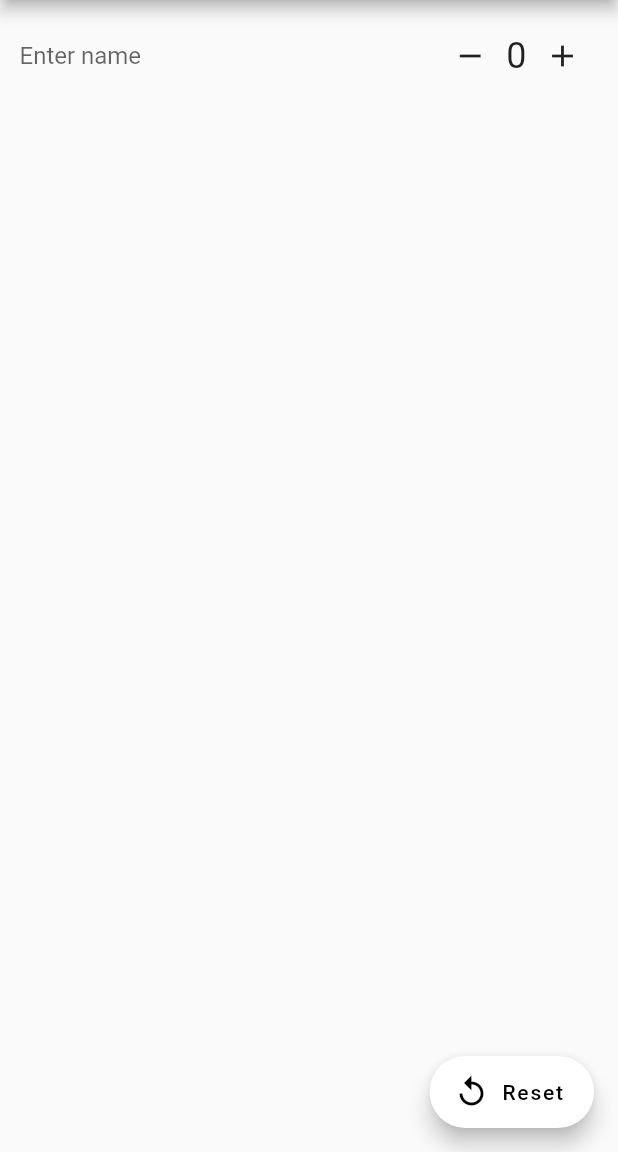
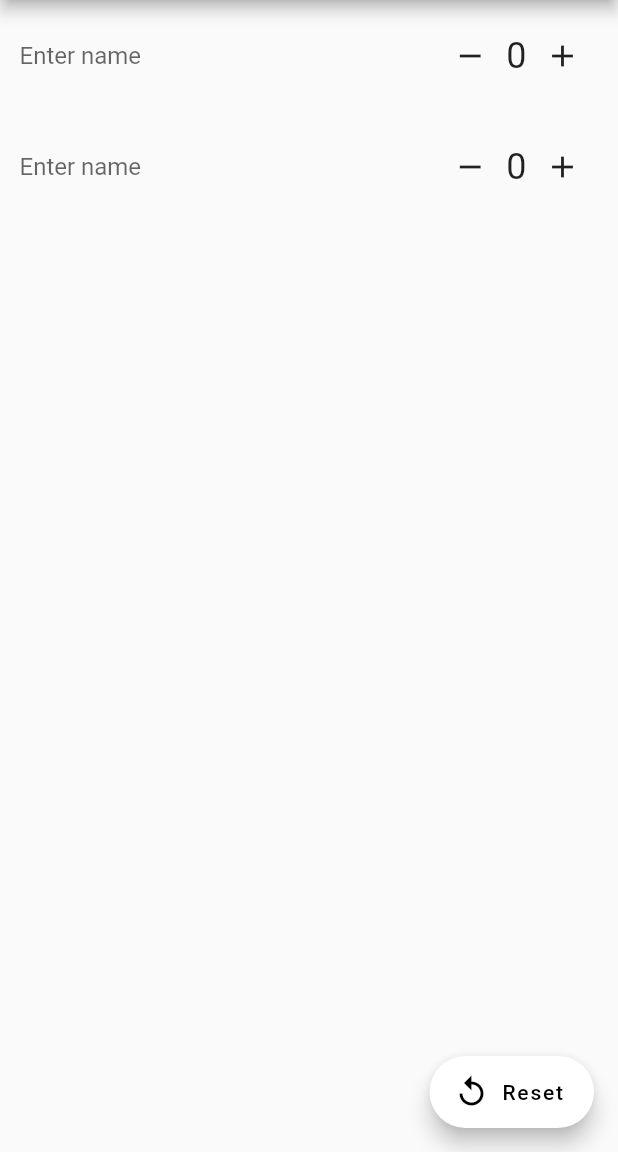
Before and after one commit to LouisWhite15/PingPongScorer, a Flutter app: the Ranking screen opened directly, on a phone screen of 412 x 824 dp, the part 84-1236 px from its top. Run offline on Flutter 3.47's test engine with Material 2 defaults, Android fonts, the phone set to English and light mode, and no system bars; missing offline and left inert: swipedetector.

Commit message:
Made ranking implementation more generic

```diff
--- a/lib/ranking.dart
+++ b/lib/ranking.dart
@@ -13,29 +13,37 @@ class Ranking extends StatefulWidget {
 
 class _RankingState extends State<Ranking>
 {
-  int _playerOne = 0;
+  var _playerScores = [0, 0];
 
-  void _incrementPlayerOne()
+  void _incrementPlayer(int index)
   {
     setState(() {
-      _playerOne++;
+      _playerScores[index]++;
     });
   }
 
-  void _decrementPlayerOne()
+  void _decrementPlayer(int index)
   {
     setState(() {
-      if (_playerOne == 0)
+      if (_playerScores[index] == 0)
         return;
-      _playerOne--;
+      _playerScores[index]--;
     });
   }
 
   void _reset()
   {
     setState(() {
-      _playerOne = 0;
+      for(var i = 0; i < _playerScores.length; i++)
+      {
+        _playerScores[i] = 0;
+      }
     });
+  }
+
+  void _addPlayer()
+  {
+
   }
 
   @override
@@ -61,18 +69,45 @@ class _RankingState extends State<Ranking>
                 ),
                 IconButton(
                   icon: Icon(Icons.remove),
-                  onPressed: _decrementPlayerOne
+                  onPressed: () => _decrementPlayer(0)
                 ),
-                Text('$_playerOne',
+                Text(_playerScores[0].toString(),
                   style: Theme.of(context).textTheme.headline,
                 ),
                 IconButton(
                   icon: Icon(Icons.add),
-                  onPressed: _incrementPlayerOne
+                  onPressed: () => _incrementPlayer(0)
                 )
               ],
             ),
           ),
+          Container(
+            padding: EdgeInsets.all(13.0),
+            child: Row(
+              mainAxisAlignment: MainAxisAlignment.spaceEvenly,
+              children: <Widget>[
+                Flexible(
+                  child: TextField(
+                    decoration: InputDecoration(
+                      border: InputBorder.none,
+                      hintText: "Enter name"
+                    ),
+                  )
+                ),
+                IconButton(
+                  icon: Icon(Icons.remove),
+                  onPressed: () => _decrementPlayer(1)
+                ),
+                Text(_playerScores[1].toString(),
+                  style: Theme.of(context).textTheme.headline,
+                ),
+                IconButton(
+                  icon: Icon(Icons.add),
+                  onPressed: () => _incrementPlayer(1)
+                )
+              ],
+            ),
+          )
         ],
       ),
       floatingActionButton: FloatingActionButton.extended(
```
Also changed, not shown: pubspec.lock, 2 other files.
